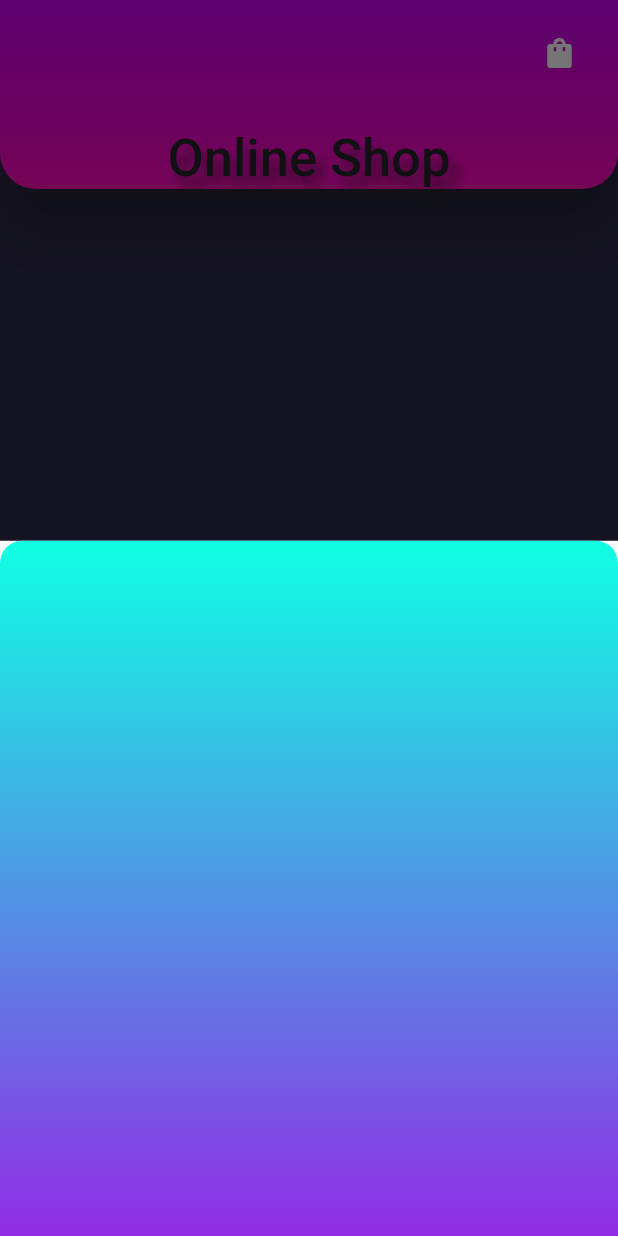
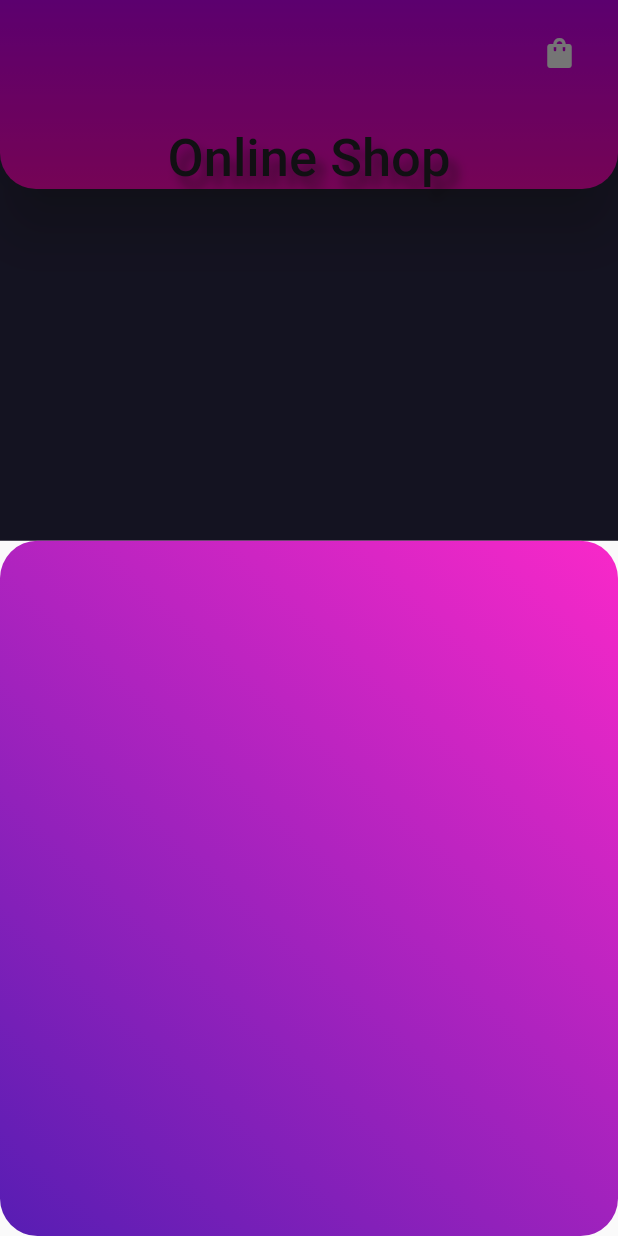
Before and after one commit to iNeedHelpX/customersmartapp, a Flutter app: the screen it shows after launch, item 3 of the bottom bar chosen, after a tap on the "shopping bag" icon, on a phone screen of 412 x 824 dp. Run offline on Flutter 3.47's test engine with Material 2 defaults, Android fonts, the phone set to English and light mode, and no system bars; drawn by our look-alikes of curved_navigation_bar; network calls fail.

Commit message:
trying to get radius to conform

```diff
--- a/lib/Views/bar_related/appbar.dart
+++ b/lib/Views/bar_related/appbar.dart
@@ -1,6 +1,7 @@
 import 'package:customersmartapp/colors/colors.dart';
 import 'package:customersmartapp/colors/grad2.dart';
 import 'package:customersmartapp/colors/gradient1.dart';
+import 'package:customersmartapp/colors/gradsheet.dart';
 import 'package:flutter/material.dart';
 
 //top appbar. Its a pink gradient
@@ -25,11 +26,8 @@ AppBar pinkAppBar(BuildContext context) {
                     return Container(
                       height: 600,
                       decoration: BoxDecoration(
-                        gradient: grad2(),
-                        borderRadius: BorderRadius.only(
-                          topRight: Radius.circular(15),
-                          topLeft: Radius.circular(15),
-                        ),
+                        gradient: gradSheet(),
+                        borderRadius: BorderRadius.circular(25),
                       ),
                     );
                   });
--- /dev/null
+++ b/lib/colors/gradsheet.dart
@@ -0,0 +1,8 @@
+import 'package:flutter/material.dart';
+
+LinearGradient gradSheet() {
+  return LinearGradient(colors: [
+    Color.fromARGB(255, 249, 40, 201),
+    Color.fromARGB(255, 87, 29, 179),
+  ], begin: Alignment.topRight, end: Alignment.bottomLeft);
+}
```
